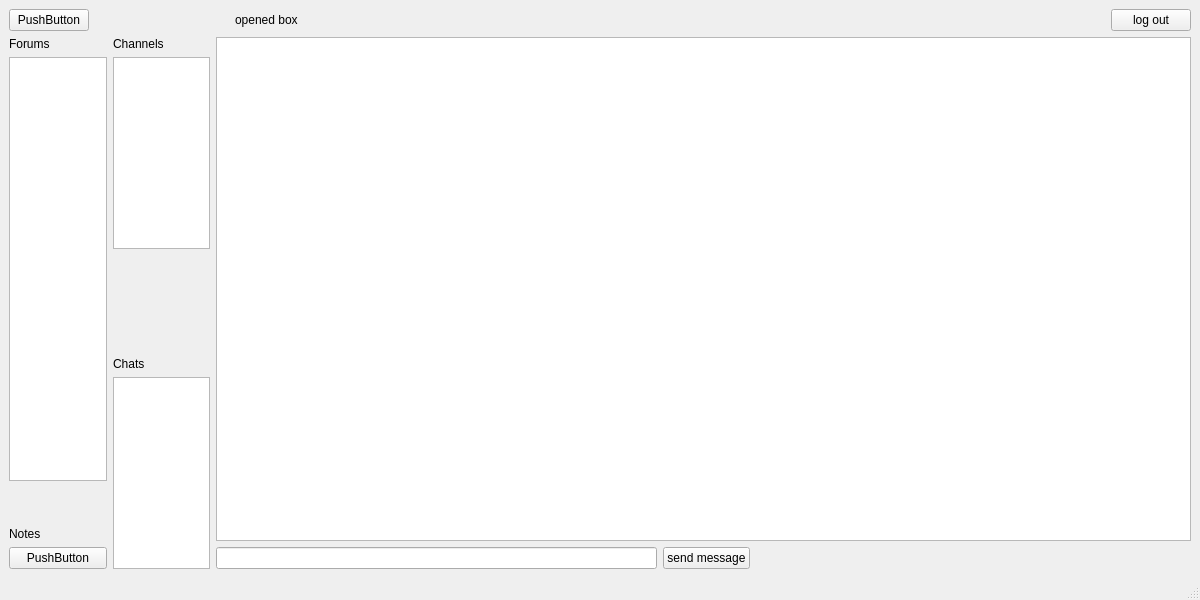
Before: the Qt Designer form uis/chatforumpage.ui in ssysek/slack, drawn with Qt 5.
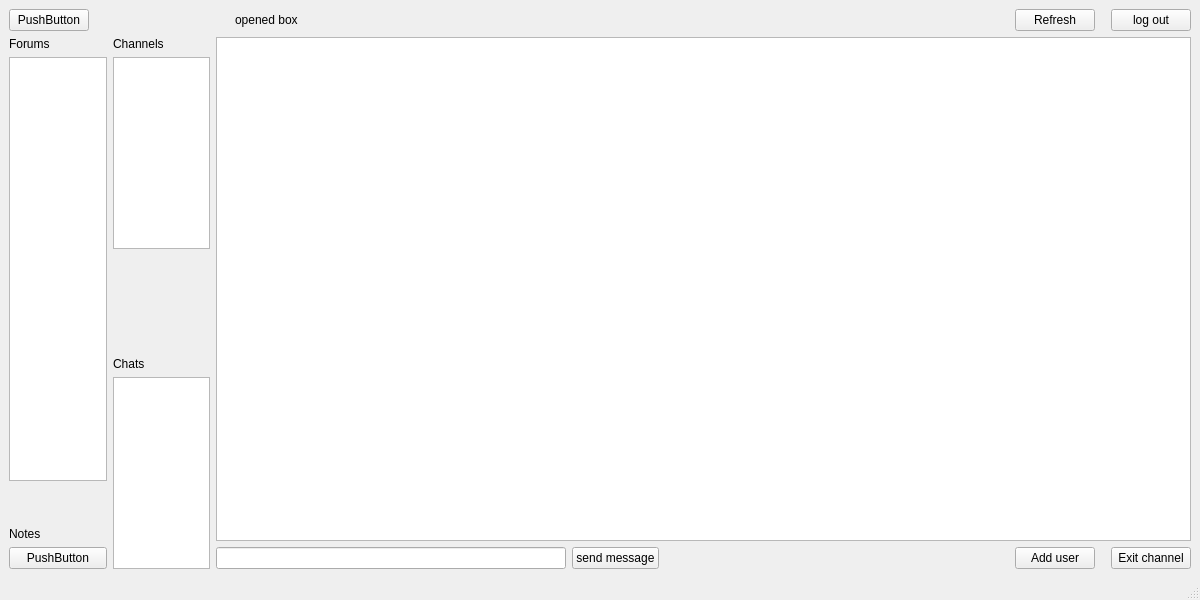
After: the same form once the commit is applied.

Commit message: refresh, add user, exit chat buttons

```diff
--- a/uis/chatforumpage.ui
+++ b/uis/chatforumpage.ui
@@ -160,6 +160,29 @@
         </property>
        </spacer>
       </item>
+      <item>
+       <widget class="QPushButton" name="button_refresh">
+        <property name="text">
+         <string>Refresh</string>
+        </property>
+       </widget>
+      </item>
+      <item>
+       <spacer name="horizontalSpacer_4">
+        <property name="orientation">
+         <enum>Qt::Horizontal</enum>
+        </property>
+        <property name="sizeType">
+         <enum>QSizePolicy::Minimum</enum>
+        </property>
+        <property name="sizeHint" stdset="0">
+         <size>
+          <width>10</width>
+          <height>20</height>
+         </size>
+        </property>
+       </spacer>
+      </item>
       <item>
        <widget class="QPushButton" name="button_log_out">
         <property name="sizePolicy">
@@ -184,7 +207,7 @@
        <widget class="QListWidget" name="listWidget_opened_box"/>
       </item>
       <item>
-       <layout class="QHBoxLayout" name="horizontalLayout_2" stretch="0,0,0">
+       <layout class="QHBoxLayout" name="horizontalLayout_2" stretch="0,0,0,0,0,0">
         <item>
          <widget class="QLineEdit" name="lineEdit"/>
         </item>
@@ -211,6 +234,36 @@
           </property>
          </spacer>
         </item>
+        <item>
+         <widget class="QPushButton" name="button_add_user">
+          <property name="text">
+           <string>Add user</string>
+          </property>
+         </widget>
+        </item>
+        <item>
+         <spacer name="horizontalSpacer_5">
+          <property name="orientation">
+           <enum>Qt::Horizontal</enum>
+          </property>
+          <property name="sizeType">
+           <enum>QSizePolicy::Minimum</enum>
+          </property>
+          <property name="sizeHint" stdset="0">
+           <size>
+            <width>10</width>
+            <height>20</height>
+           </size>
+          </property>
+         </spacer>
+        </item>
+        <item>
+         <widget class="QPushButton" name="button_exit_channel">
+          <property name="text">
+           <string>Exit channel</string>
+          </property>
+         </widget>
+        </item>
        </layout>
       </item>
      </layout>
```
The commit also changes 1 other file.
